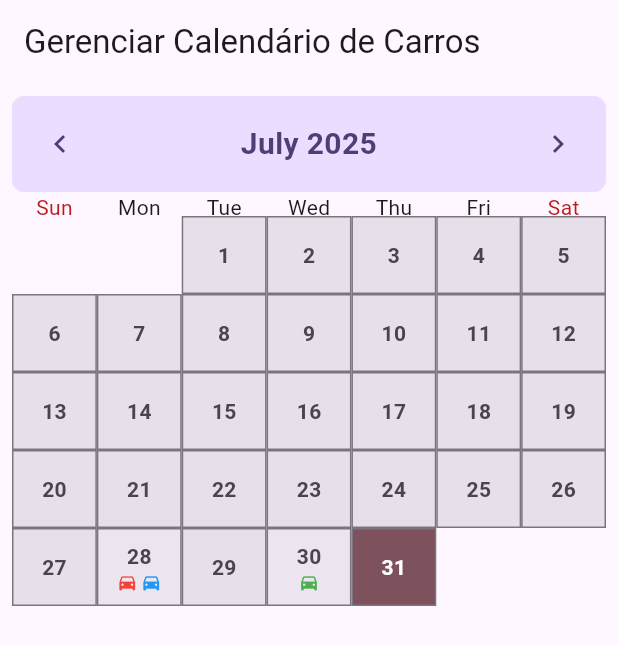
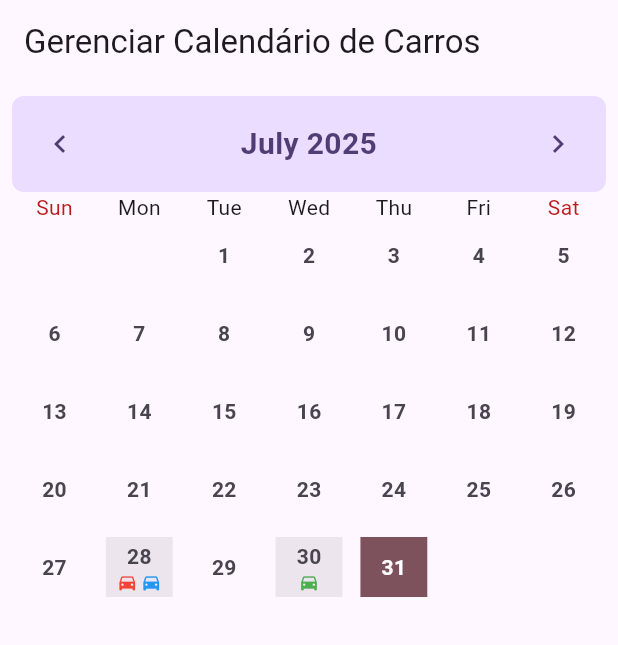
Before and after one commit to ataidepaiva/agendamento_app, a Flutter app: the GerenciarCalendarioPage screen opened by its route, on a phone screen of 412 x 824 dp. Shown: the top 645 px of the screen. Run offline on Flutter 3.47's test engine with Material 3 defaults, Android fonts, the phone set to English and light mode, and no system bars; drawn by our look-alikes of table_calendar; our stand-ins replace cloud_firestore, firebase_auth, firebase_core, fl_chart, go_router, syncfusion_flutter_calendar; accounts and stored records are empty.

Commit message:
"RevertidoCalendario"

```diff
--- a/lib/pages/admin/gerenciar_calendario_page.dart
+++ b/lib/pages/admin/gerenciar_calendario_page.dart
@@ -5,8 +5,7 @@ class GerenciarCalendarioPage extends StatefulWidget {
   const GerenciarCalendarioPage({super.key});
 
   @override
-  GerenciarCalendarioPageState createState() =>
-      GerenciarCalendarioPageState();
+  GerenciarCalendarioPageState createState() => GerenciarCalendarioPageState();
 }
 
 class GerenciarCalendarioPageState extends State<GerenciarCalendarioPage> {
@@ -110,10 +109,9 @@ class GerenciarCalendarioPageState extends State<GerenciarCalendarioPage> {
             defaultBuilder: (context, day, focusedDay) {
               final carros = _getCarsForDay(day);
               return Container(
-                margin: EdgeInsets.zero,
+                margin: const EdgeInsets.all(6.0),
                 decoration: BoxDecoration(
-                  color: carros.isEmpty ? colorScheme.surfaceVariant : colorScheme.surfaceVariant.withOpacity(0.8),
-                  border: Border.all(color: colorScheme.outline, width: 1.0),
+                  color: carros.isEmpty ? Colors.transparent : colorScheme.surfaceContainerHighest.withAlpha((255 * 0.8).round()),
                 ),
                 child: Column(
                   mainAxisAlignment: MainAxisAlignment.center,
@@ -142,10 +140,9 @@ class GerenciarCalendarioPageState extends State<GerenciarCalendarioPage> {
             },
             todayBuilder: (context, day, focusedDay) {
               return Container(
-                margin: EdgeInsets.zero,
+                margin: const EdgeInsets.all(6.0),
                 decoration: BoxDecoration(
                   color: colorScheme.tertiary,
-                  border: Border.all(color: colorScheme.outline, width: 1.0),
                 ),
                 child: Center(
                   child: Text(
@@ -160,10 +157,9 @@ class GerenciarCalendarioPageState extends State<GerenciarCalendarioPage> {
             },
             selectedBuilder: (context, day, focusedDay) {
               return Container(
-                margin: EdgeInsets.zero,
+                margin: const EdgeInsets.all(6.0),
                 decoration: BoxDecoration(
                   color: colorScheme.primary,
-                  border: Border.all(color: colorScheme.outline, width: 1.0),
                 ),
                 child: Center(
                   child: Text(
```
Also changed, not shown: analysis_options.yaml (+0 -31 lines), lib/pages/calendar_page.dart (+3 -6 lines), pubspec.yaml (+0 -53 lines), 1 other file.
